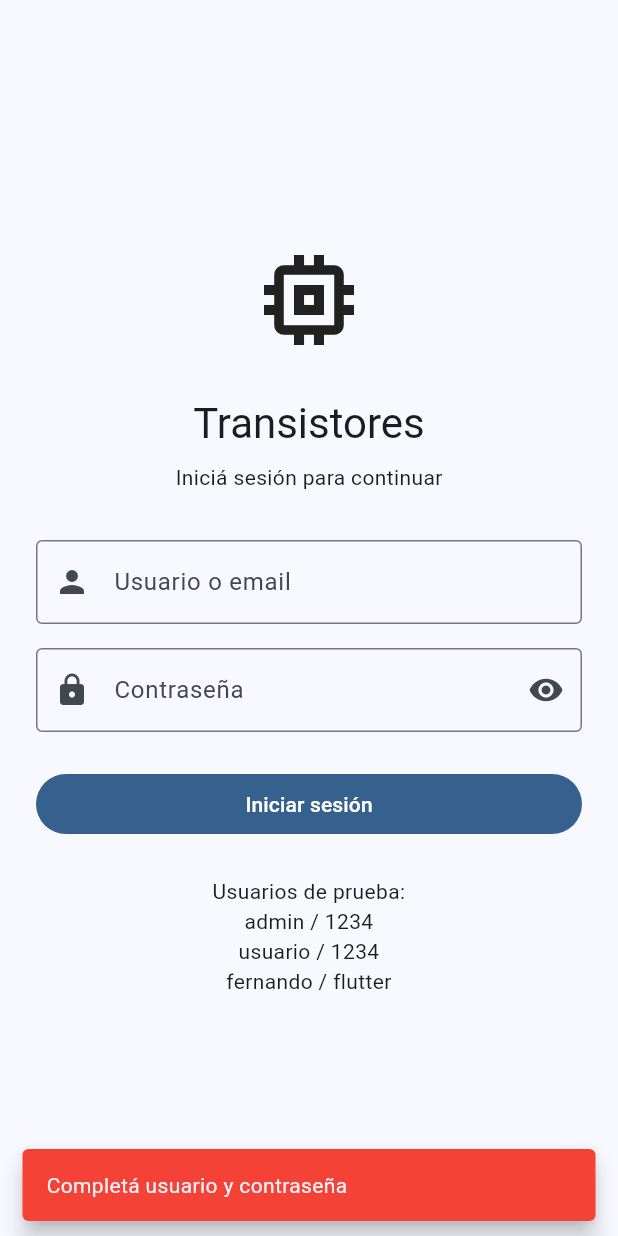
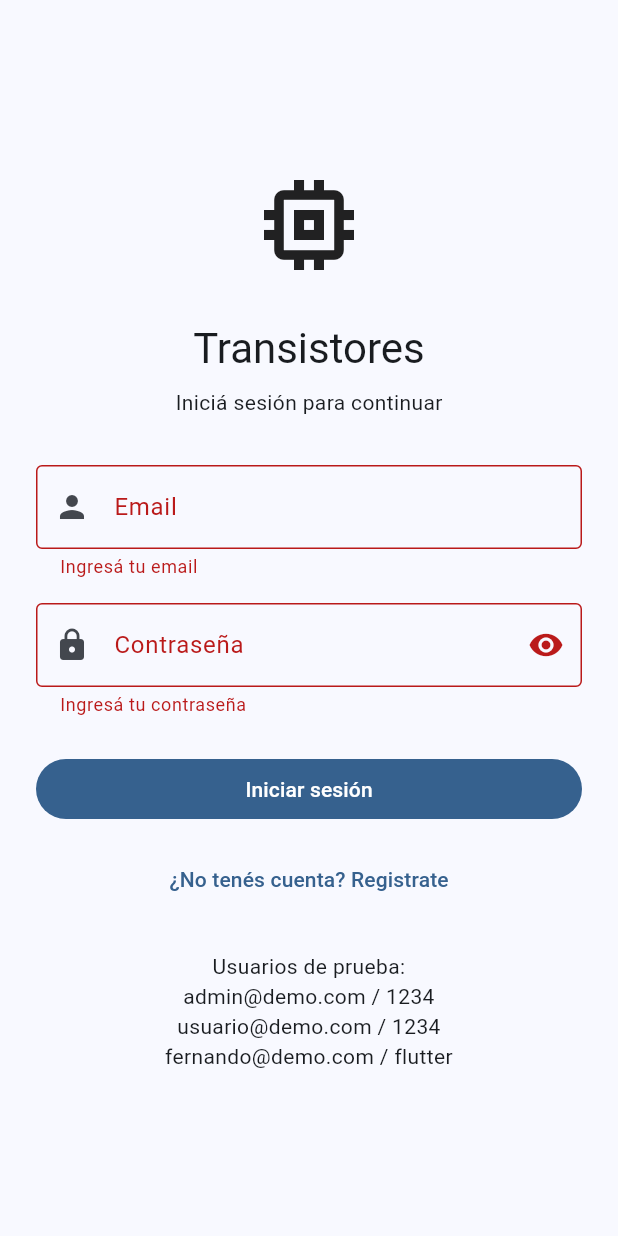
Before and after one commit to fernisswn/TP4-DAP-Santiago_Fernandez, a Flutter app: the screen it shows after launch, after a tap on "Iniciar sesión", on a phone screen of 412 x 824 dp. Run offline on Flutter 3.47's test engine with Material 3 defaults, Android fonts, the light colour scheme and no system bars; our stand-ins replace flutter_riverpod, go_router.

Commit message:
Initial Commit
Mod del TP3 con listas y usuarios modificables, Alta, Baja y Modificacióm

```diff
--- a/transistor_app/lib/core/router.dart
+++ b/transistor_app/lib/core/router.dart
@@ -4,6 +4,7 @@ import '../screens/detail_screen.dart';
 import '../screens/form_screen.dart';
 import '../screens/home_screen.dart';
 import '../screens/login_screen.dart';
+import '../screens/register_screen.dart';
 
 final appRouter = GoRouter(
   initialLocation: '/',
@@ -13,6 +14,13 @@ final appRouter = GoRouter(
       path: '/',
       builder: (context, state) {
         return const LoginScreen();
+      },
+    ),
+    GoRoute(
+      name: RegisterScreen.name,
+      path: '/register',
+      builder: (context, state) {
+        return const RegisterScreen();
       },
     ),
     GoRoute(
--- a/transistor_app/lib/entities/user.dart
+++ b/transistor_app/lib/entities/user.dart
@@ -1,9 +1,13 @@
 class User {
-  final String username;
+  final String id;
+  final String nombre;
+  final String email;
   final String password;
 
   const User({
-    required this.username,
+    required this.id,
+    required this.nombre,
+    required this.email,
     required this.password,
   });
 }
--- a/transistor_app/lib/screens/login_screen.dart
+++ b/transistor_app/lib/screens/login_screen.dart
@@ -5,6 +5,7 @@ import 'package:go_router/go_router.dart';
 import '../providers/auth_provider.dart';
 import '../utils/snackbar.dart';
 import 'home_screen.dart';
+import 'register_screen.dart';
 
 class LoginScreen extends ConsumerStatefulWidget {
   static const name = 'login';
@@ -16,41 +17,59 @@ class LoginScreen extends ConsumerStatefulWidget {
 }
 
 class _LoginScreenState extends ConsumerState<LoginScreen> {
-  final usernameController = TextEditingController();
+  final formKey = GlobalKey<FormState>();
+
+  final emailController = TextEditingController();
   final passwordController = TextEditingController();
 
   bool obscurePassword = true;
 
   @override
   void dispose() {
-    usernameController.dispose();
+    emailController.dispose();
     passwordController.dispose();
 
     super.dispose();
   }
 
+  String? validarEmail(String? value) {
+    if (value == null || value.trim().isEmpty) {
+      return 'Ingresá tu email';
+    }
+
+    final emailRegex = RegExp(r'^[\w\.\-]+@[\w\-]+\.[\w\-\.]+$');
+
+    if (!emailRegex.hasMatch(value.trim())) {
+      return 'Ingresá un email válido';
+    }
+
+    return null;
+  }
+
+  String? validarPassword(String? value) {
+    if (value == null || value.isEmpty) {
+      return 'Ingresá tu contraseña';
+    }
+
+    return null;
+  }
+
   void login() {
-    final username = usernameController.text.trim();
-    final password = passwordController.text.trim();
+    final esValido = formKey.currentState?.validate() ?? false;
 
-    if (username.isEmpty || password.isEmpty) {
-      AppSnackBar.error(
-        context,
-        'Completá usuario y contraseña',
-      );
-
+    if (!esValido) {
       return;
     }
 
     final success = ref.read(authProvider.notifier).login(
-          username: username,
-          password: password,
+          email: emailController.text.trim(),
+          password: passwordController.text,
         );
 
     if (!success) {
       AppSnackBar.error(
         context,
-        'Usuario o contraseña incorrectos',
+        'Email o contraseña incorrectos',
       );
 
       return;
@@ -71,6 +90,9 @@ class _LoginScreenState extends ConsumerState<LoginScreen> {
         child: Center(
           child: SingleChildScrollView(
             padding: const EdgeInsets.all(24),
+            child: Form(
+              key: formKey,
+              autovalidateMode: AutovalidateMode.onUserInteraction,
               child: Column(
                 mainAxisAlignment: MainAxisAlignment.center,
                 children: [
@@ -90,19 +112,21 @@ class _LoginScreenState extends ConsumerState<LoginScreen> {
                     'Iniciá sesión para continuar',
                   ),
                   const SizedBox(height: 32),
-                TextField(
-                  controller: usernameController,
+                  TextFormField(
+                    controller: emailController,
                     keyboardType: TextInputType.emailAddress,
+                    validator: validarEmail,
                     decoration: const InputDecoration(
-                    labelText: 'Usuario o email',
+                      labelText: 'Email',
                       border: OutlineInputBorder(),
                       prefixIcon: Icon(Icons.person),
                     ),
                   ),
                   const SizedBox(height: 16),
-                TextField(
+                  TextFormField(
                     controller: passwordController,
                     obscureText: obscurePassword,
+                    validator: validarPassword,
                     decoration: InputDecoration(
                       labelText: 'Contraseña',
                       border: const OutlineInputBorder(),
@@ -129,12 +153,19 @@ class _LoginScreenState extends ConsumerState<LoginScreen> {
                       child: const Text('Iniciar sesión'),
                     ),
                   ),
+                  const SizedBox(height: 12),
+                  TextButton(
+                    onPressed: () {
+                      context.pushNamed(RegisterScreen.name);
+                    },
+                    child: const Text('¿No tenés cuenta? Registrate'),
+                  ),
                   const SizedBox(height: 24),
                   const Text(
                     'Usuarios de prueba:\n'
-                  'admin / 1234\n'
-                  'usuario / 1234\n'
-                  'fernando / flutter',
+                    'admin@demo.com / 1234\n'
+                    'usuario@demo.com / 1234\n'
+                    'fernando@demo.com / flutter',
                     textAlign: TextAlign.center,
                   ),
                 ],
@@ -142,6 +173,7 @@ class _LoginScreenState extends ConsumerState<LoginScreen> {
             ),
           ),
         ),
+      ),
     );
   }
 }
```
Also changed, not shown: transistor_app/lib/providers/auth_provider.dart (+51 -14 lines), transistor_app/lib/screens/form_screen.dart (+55 -71 lines), transistor_app/lib/screens/home_screen.dart (+7 -5 lines), transistor_app/lib/screens/register_screen.dart (added, +229 -0 lines). Lines whose indentation alone changed are shown as unchanged.
